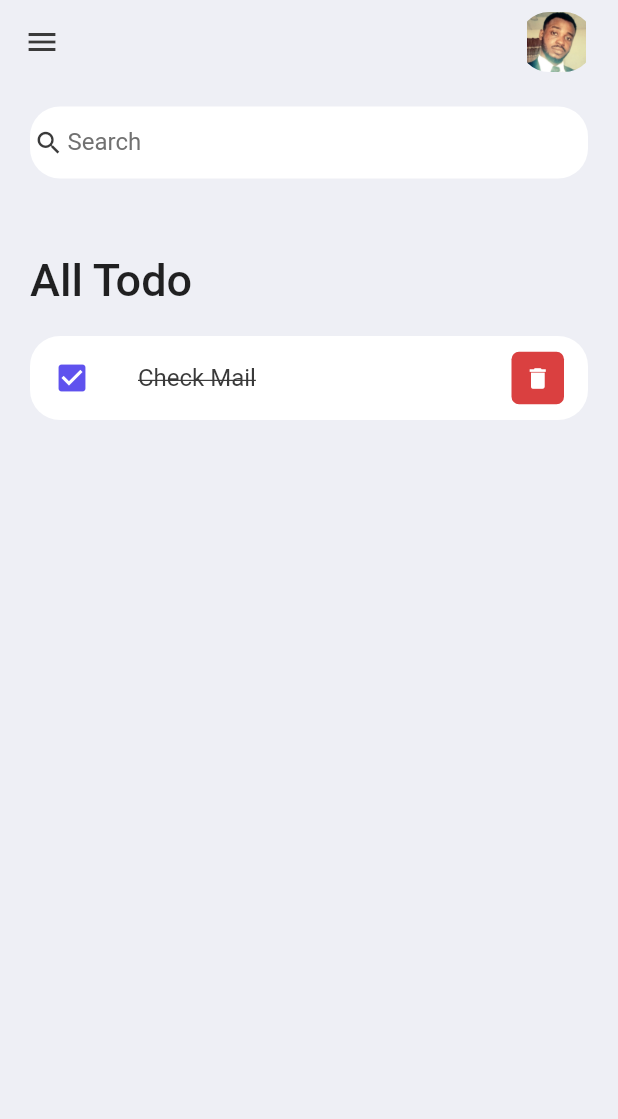
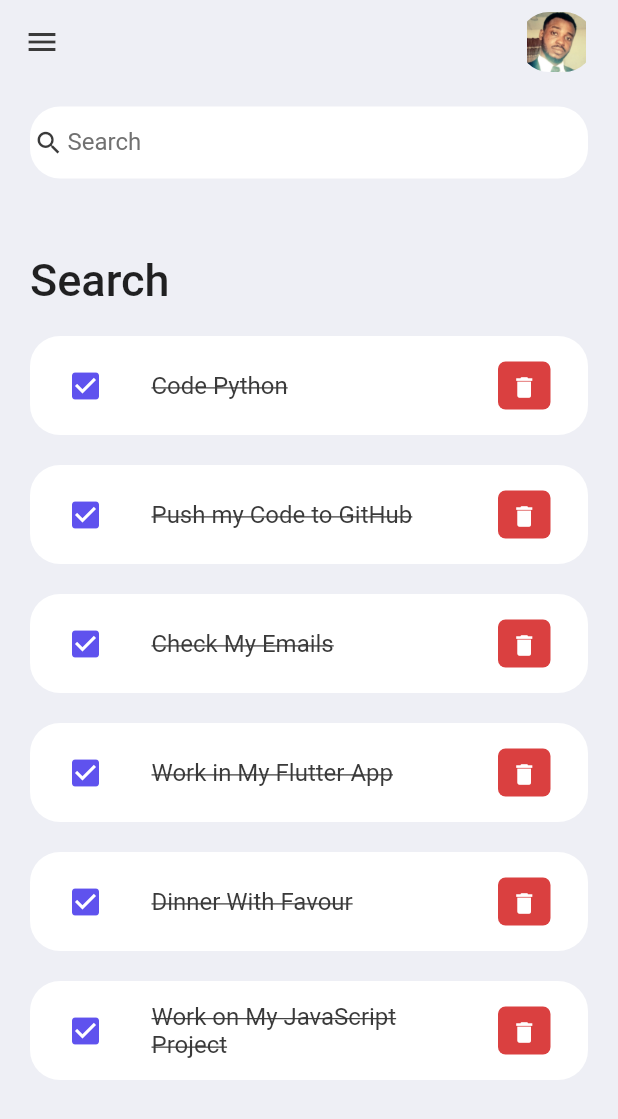
Before and after one commit to Chika2021/Flutter_Todo, a Flutter app: the screen it shows after launch, on a phone screen of 412 x 824 dp. Shown: the top 1119 px of the screen. Run offline on Flutter 3.47's test engine with Material 2 defaults, Android fonts, the phone set to English and light mode, and no system bars; our stand-ins replace avatar_glow.

Commit message:
Fixed Bugs

```diff
--- a/lib/components/todoItem.dart
+++ b/lib/components/todoItem.dart
@@ -1,32 +1,51 @@
 import 'package:flutter/material.dart';
 import 'package:monday_flutter/constrants/colors.dart';
+import 'package:monday_flutter/models/todo.dart';
 
 class TodoItem extends StatelessWidget {
-  const TodoItem({super.key});
+  final Todo todo;
+  const TodoItem({super.key , required this.todo});
 
   @override
   Widget build(BuildContext context) {
     return Container(
+      margin: EdgeInsets.only(bottom: 20),
       child: ListTile(
-        onTap: () {},
+        onTap: () {
+          print('Value clicked');
+        },
+        contentPadding: EdgeInsets.symmetric(horizontal: 25, vertical: 5),
         shape: RoundedRectangleBorder(
           borderRadius: BorderRadius.circular(20),
-
         ),
         tileColor: Colors.white,
-        leading: Icon(Icons.check_box , color: tdBlue ,),
-        title: Text('Check Mail' , style: TextStyle(fontSize: 16 , color: tdBlack, decoration: TextDecoration.lineThrough),),
+        leading: Icon(
+          Icons.check_box,
+          color: tdBlue,
+        ),
+        title: Text(
+          todo.todoText!,
+          style: TextStyle(
+              fontSize: 16,
+              color: tdBlack,
+              decoration: TextDecoration.lineThrough),
+        ),
         trailing: Container(
           height: 35,
           width: 35,
+          margin: EdgeInsets.symmetric(vertical: 12),
+          padding: EdgeInsets.all(0),
           decoration: BoxDecoration(
             color: tdRed,
             borderRadius: BorderRadius.circular(5),
-
           ),
-          child: IconButton(onPressed: (){}, icon: Icon(Icons.delete), color: Colors.white, iconSize: 18,),
-        ) ,
-
+          child: IconButton(
+            onPressed: () {},
+            icon: Icon(Icons.delete),
+            color: Colors.white,
+            iconSize: 18,
+          ),
+        ),
       ),
     );
   }
--- /dev/null
+++ b/lib/models/todo.dart
@@ -0,0 +1,18 @@
+class Todo {
+  String? id;
+  String? todoText;
+  bool isDone;
+
+  Todo({required this.id, required this.todoText, this.isDone = false});
+
+  static List<Todo> todoList() {
+    return [
+      Todo(id: '01', todoText: 'Code Python', isDone: true),
+      Todo(id: '02', todoText: 'Push my Code to GitHub', isDone: true),
+      Todo(id: '03', todoText: 'Check My Emails', isDone: true),
+      Todo(id: '04', todoText: 'Work in My Flutter App', isDone: true),
+      Todo(id: '06', todoText: 'Dinner With Favour', isDone: true),
+      Todo(id: '07', todoText: 'Work on My JavaScript Project', isDone: true),
+    ];
+  }
+}
--- a/lib/pages/homePage.dart
+++ b/lib/pages/homePage.dart
@@ -1,17 +1,24 @@
 import 'package:flutter/material.dart';
 import 'package:monday_flutter/components/todoItem.dart';
 import 'package:monday_flutter/constrants/colors.dart';
+import '../models/todo.dart';
 
 class HomePage extends StatefulWidget {
-  const HomePage({super.key});
+
+
+  const HomePage({super.key });
 
   @override
   State<HomePage> createState() => _HomePageState();
 }
 
 class _HomePageState extends State<HomePage> {
+  final todoList = Todo.todoList();
+
   @override
   Widget build(BuildContext context) {
+
+
     return Scaffold(
       backgroundColor: tdBGColor,
       appBar: AppBar(
@@ -30,27 +37,28 @@ class _HomePageState extends State<HomePage> {
                 child: ClipRRect(
                     borderRadius: BorderRadius.circular(20),
                     child: Image.asset('images/chika.png')),
-              )
+              ),
             ],
           )),
       body: Container(
-        padding: EdgeInsets.symmetric(horizontal: 20 , vertical: 15),
+        padding: EdgeInsets.symmetric(horizontal: 20, vertical: 15),
         child: Column(
           children: [
             _searchBox(),
             Expanded(
-              child: ListView(
-                children: [ Container(
-                  margin: EdgeInsets.only(top: 50 , bottom: 20),
-                  child: Text('All Todo' , style: TextStyle(fontWeight: FontWeight.w500 , fontSize: 30),),
+              child: ListView(children: [
+                Container(
+                  margin: EdgeInsets.only(top: 50, bottom: 20),
+                  child: Text(
+                    'Search',
+                    style: TextStyle(fontWeight: FontWeight.w500, fontSize: 30),
                   ),
-
-                  TodoItem()
-                ]
-              ),
+                ),
+                for (Todo todo in todoList)
+                TodoItem(todo: todo,)
+              ]),
             ),
-
-            ],
+          ],
         ),
       ),
     );
```
Also changed, not shown: 1 other file.
